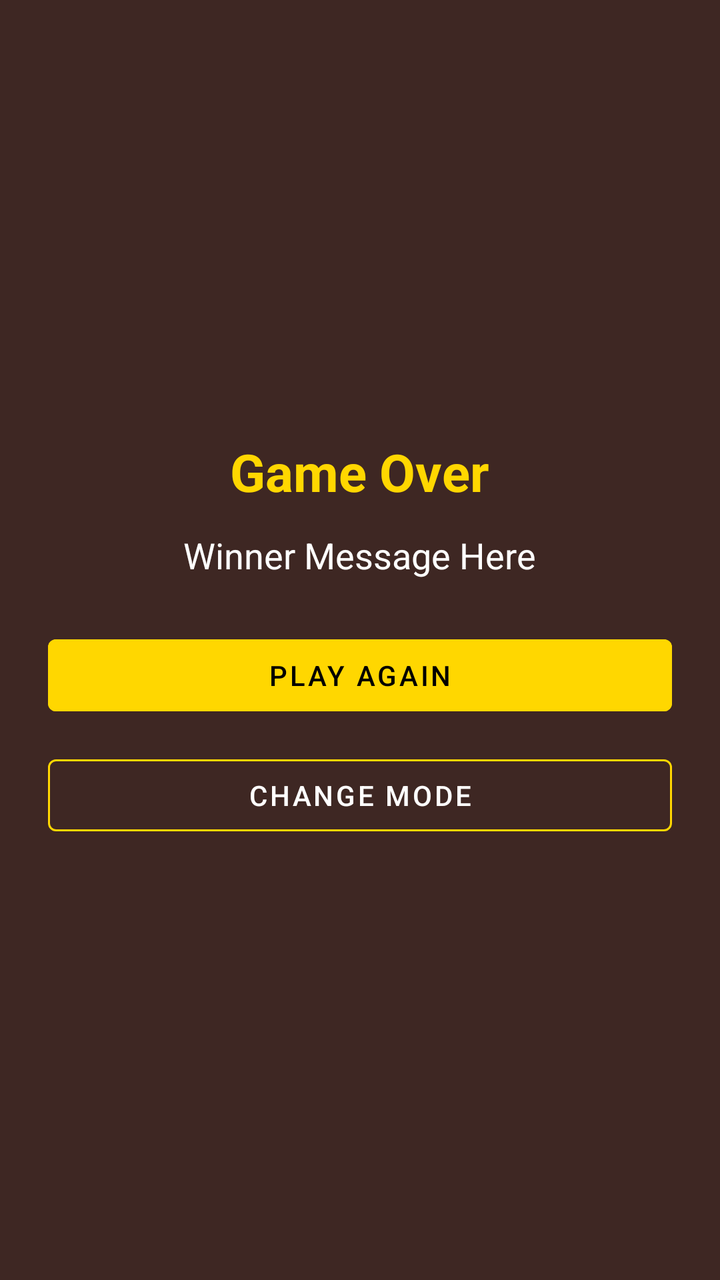
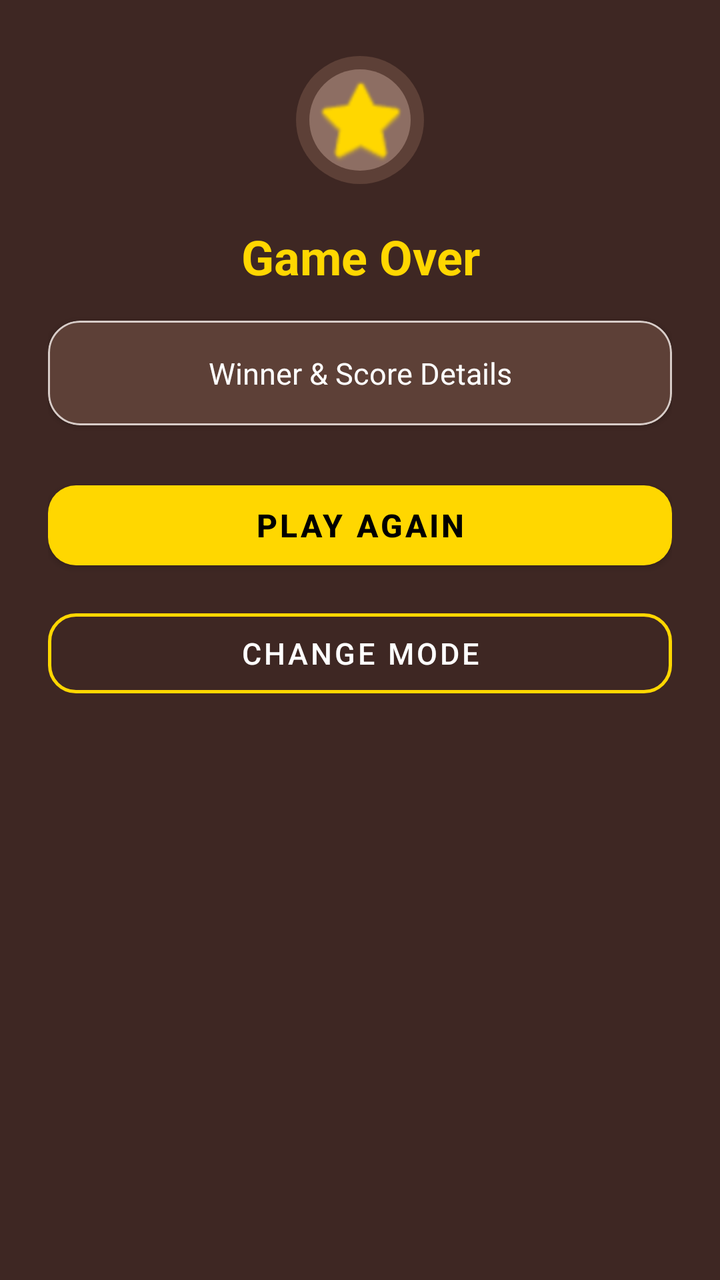

The first picture is an Android layout as it rendered before a commit; the second is the same layout after the commit. The layout source and the unified diff follow.
<!-- AndroidManifest.xml: application theme Theme.ColorMemoryChess -->
<!-- res/layout/dialog_game_over.xml -->
<?xml version="1.0" encoding="utf-8"?>
<LinearLayout xmlns:android="http://schemas.android.com/apk/res/android"
    android:layout_width="match_parent"
    android:layout_height="wrap_content"
    android:orientation="vertical"
    android:padding="24dp"
    android:background="@color/wood_dark"
    android:gravity="center">

    <TextView
        android:id="@+id/tv_dialog_title"
        android:layout_width="wrap_content"
        android:layout_height="wrap_content"
        android:text="@string/game_over"
        android:textColor="#FFD700"
        android:textSize="26sp"
        android:textStyle="bold"
        android:layout_marginBottom="12dp" />

    <TextView
        android:id="@+id/tv_dialog_message"
        android:layout_width="wrap_content"
        android:layout_height="wrap_content"
        android:text="Winner Message Here"
        android:textColor="@color/white"
        android:textSize="18sp"
        android:gravity="center"
        android:layout_marginBottom="24dp" />

    <com.google.android.material.button.MaterialButton
        android:id="@+id/btn_play_again"
        android:layout_width="match_parent"
        android:layout_height="wrap_content"
        android:text="@string/play_again"
        android:textColor="@color/black"
        android:layout_marginBottom="12dp"
        android:backgroundTint="#FFD700" />

    <com.google.android.material.button.MaterialButton
        android:id="@+id/btn_change_mode"
        style="@style/Widget.MaterialComponents.Button.OutlinedButton"
        android:layout_width="match_parent"
        android:layout_height="wrap_content"
        android:text="@string/change_mode"
        android:textColor="@color/white"
        app:strokeColor="#FFD700"
        xmlns:app="http://schemas.android.com/apk/res-auto" />

</LinearLayout>
<!-- resources referenced by this layout -->
<resources>
  <color name="black">#FF000000</color>
  <color name="white">#FFFFFFFF</color>
  <color name="wood_dark">#3E2723</color>
  <string name="change_mode">Change Mode</string>
  <string name="game_over">Game Over</string>
  <string name="play_again">Play Again</string>
  <style name="Theme.ColorMemoryChess" parent="Theme.MaterialComponents.DayNight.NoActionBar">
          
          <item name="colorPrimary">@color/wood_medium</item>
          <item name="colorPrimaryVariant">@color/wood_dark</item>
          <item name="colorOnPrimary">@color/white</item>
          
          <item name="colorSecondary">@color/wood_light</item>
          <item name="colorSecondaryVariant">@color/wood_medium</item>
          <item name="colorOnSecondary">@color/black</item>
          
          <item name="android:statusBarColor">@color/wood_dark</item>
      </style>
  <color name="wood_medium">#5D4037</color>
  <color name="wood_light">#8D6E63</color>
</resources>

<!-- the commit's change to res/layout/dialog_game_over.xml (unified diff, before → after) -->
@@ -1,49 +1,95 @@
 <?xml version="1.0" encoding="utf-8"?>
-<LinearLayout xmlns:android="http://schemas.android.com/apk/res/android"
+<ScrollView xmlns:android="http://schemas.android.com/apk/res/android"
+    xmlns:app="http://schemas.android.com/apk/res-auto"
     android:layout_width="match_parent"
     android:layout_height="wrap_content"
-    android:orientation="vertical"
-    android:padding="24dp"
-    android:background="@color/wood_dark"
-    android:gravity="center">
+    android:background="@color/wood_dark">
 
-    <TextView
-        android:id="@+id/tv_dialog_title"
-        android:layout_width="wrap_content"
-        android:layout_height="wrap_content"
-        android:text="@string/game_over"
-        android:textColor="#FFD700"
-        android:textSize="26sp"
-        android:textStyle="bold"
-        android:layout_marginBottom="12dp" />
-
-    <TextView
-        android:id="@+id/tv_dialog_message"
-        android:layout_width="wrap_content"
-        android:layout_height="wrap_content"
-        android:text="Winner Message Here"
-        android:textColor="@color/white"
-        android:textSize="18sp"
-        android:gravity="center"
-        android:layout_marginBottom="24dp" />
-
-    <com.google.android.material.button.MaterialButton
-        android:id="@+id/btn_play_again"
+    <LinearLayout
         android:layout_width="match_parent"
         android:layout_height="wrap_content"
-        android:text="@string/play_again"
-        android:textColor="@color/black"
-        android:layout_marginBottom="12dp"
-        android:backgroundTint="#FFD700" />
+        android:orientation="vertical"
+        android:padding="24dp"
+        android:gravity="center_horizontal">
 
-    <com.google.android.material.button.MaterialButton
-        android:id="@+id/btn_change_mode"
-        style="@style/Widget.MaterialComponents.Button.OutlinedButton"
-        android:layout_width="match_parent"
-        android:layout_height="wrap_content"
-        android:text="@string/change_mode"
-        android:textColor="@color/white"
-        app:strokeColor="#FFD700"
-        xmlns:app="http://schemas.android.com/apk/res-auto" />
+        
+        <FrameLayout
+            android:layout_width="72dp"
+            android:layout_height="72dp"
+            android:layout_marginBottom="16dp"
+            android:background="@drawable/ic_launcher_background">
 
-</LinearLayout>
+            <ImageView
+                android:id="@+id/iv_result_icon"
+                android:layout_width="48dp"
+                android:layout_height="48dp"
+                android:layout_gravity="center"
+                android:src="@android:drawable/btn_star_big_on"
+                app:tint="#FFD700"
+                android:contentDescription="@string/app_name" />
+        </FrameLayout>
+
+        
+        <TextView
+            android:id="@+id/tv_dialog_title"
+            android:layout_width="match_parent"
+            android:layout_height="wrap_content"
+            android:text="@string/game_over"
+            android:textColor="#FFD700"
+            android:textSize="24sp"
+            android:textStyle="bold"
+            android:gravity="center"
+            android:layout_marginBottom="16dp" />
+
+        
+        <com.google.android.material.card.MaterialCardView
+            android:layout_width="match_parent"
+            android:layout_height="wrap_content"
+            android:layout_marginBottom="24dp"
+            app:cardBackgroundColor="@color/wood_medium"
+            app:cardCornerRadius="16dp"
+            app:strokeColor="@color/wood_accent"
+            app:strokeWidth="1dp">
+
+            <TextView
+                android:id="@+id/tv_dialog_message"
+                android:layout_width="match_parent"
+                android:layout_height="wrap_content"
+                android:padding="16dp"
+                android:text="Winner &amp; Score Details"
+                android:textColor="@color/white"
+                android:textSize="15sp"
+                android:gravity="center"
+                android:lineSpacingExtra="6dp" />
+
+        </com.google.android.material.card.MaterialCardView>
+
+        
+        <com.google.android.material.button.MaterialButton
+            android:id="@+id/btn_play_again"
+            android:layout_width="match_parent"
+            android:layout_height="52dp"
+            android:layout_marginBottom="12dp"
+            android:text="@string/play_again"
+            android:textColor="@color/black"
+            android:textSize="16sp"
+            android:textStyle="bold"
+            app:backgroundTint="#FFD700"
+            app:cornerRadius="14dp" />
+
+        
+        <com.google.android.material.button.MaterialButton
+            android:id="@+id/btn_change_mode"
+            style="@style/Widget.MaterialComponents.Button.OutlinedButton"
+            android:layout_width="match_parent"
+            android:layout_height="52dp"
+            android:text="@string/change_mode"
+            android:textColor="@color/white"
+            android:textSize="15sp"
+            app:strokeColor="#FFD700"
+            app:strokeWidth="1.5dp"
+            app:cornerRadius="14dp" />
+
+    </LinearLayout>
+
+</ScrollView>
<!-- resource entries referenced after the edit -->
@@ -2,6 +2,7 @@
 <resources>
   <color name="black">#FF000000</color>
   <color name="white">#FFFFFFFF</color>
+  <color name="wood_accent">#D7CCC8</color>
   <color name="wood_dark">#3E2723</color>
   <string name="change_mode">Change Mode</string>
   <string name="game_over">Game Over</string>
@@ -19,6 +20,24 @@
           <item name="android:statusBarColor">@color/wood_dark</item>
       </style>
   <color name="wood_medium">#5D4037</color>
+  <!-- drawable ic_launcher_background (drawable) -->
+  <?xml version="1.0" encoding="utf-8"?>
+  <vector xmlns:android="http://schemas.android.com/apk/res/android"
+      android:width="108dp"
+      android:height="108dp"
+      android:viewportWidth="108"
+      android:viewportHeight="108">
+      <path
+          android:fillColor="#3E2723"
+          android:pathData="M0,0h108v108h-108z" />
+      <path
+          android:fillColor="#5D4037"
+          android:pathData="M54,54m-48,0a48,48 0 1,0 96,0a48,48 0 1,0 -96,0" />
+      <path
+          android:fillColor="#8D6E63"
+          android:pathData="M54,54m-38,0a38,38 0 1,0 76,0a38,38 0 1,0 -76,0" />
+  </vector>
+  <string name="app_name">Memory Chess</string>
   <color name="wood_light">#8D6E63</color>
 </resources>
 
